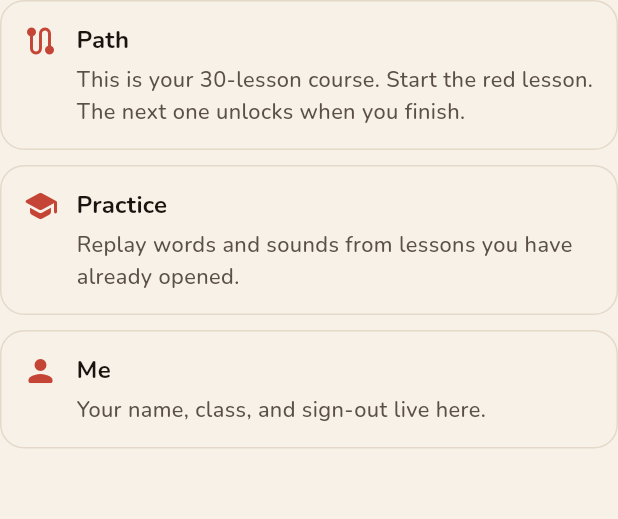
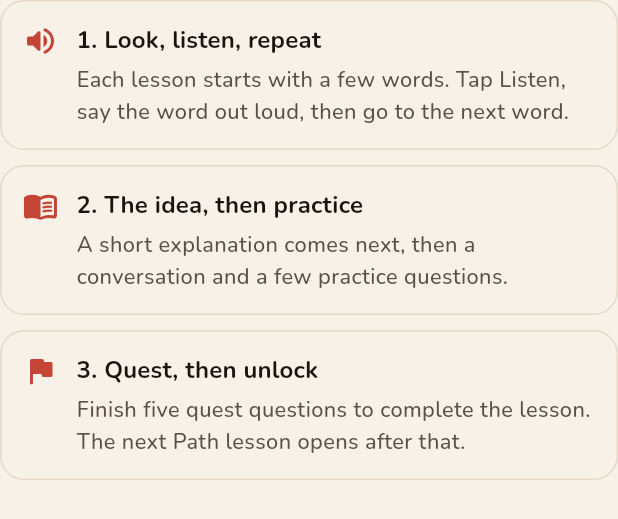
Before and after one commit to DennisOgi/Kidversity, a Flutter app: the _HowItWorksStep widget shown alone on an empty page, opened directly with empty values, on a phone screen of 412 x 824 dp. Shown: the top 519 px of the screen. Run offline on Flutter 3.47's test engine with Material 3 defaults, Android fonts, the phone set to English and light mode, and no system bars; our stand-ins replace audioplayers, flutter_dotenv, flutter_riverpod, flutter_tts, go_router, google_fonts and 3 more; accounts and stored records are empty.

Commit message:
Turn the lesson into a full-page look-listen-repeat flow.
Pin Next to the footer, show word counts, and teach the lesson pattern in onboarding.

```diff
--- a/lib/features/onboarding/onboarding_screen.dart
+++ b/lib/features/onboarding/onboarding_screen.dart
@@ -152,8 +152,8 @@ class _OnboardingScreenState extends ConsumerState<OnboardingScreen> {
       ),
       ('Choose your space', 'Your role shapes the experience you see next.'),
       (
-        'How Kidversity works',
-        'A short map so the Path screen makes sense on day one.',
+        'How a lesson works',
+        'You will see this same pattern in every Foundation lesson.',
       ),
     ];
 
@@ -654,19 +654,19 @@ class _HowItWorksStep extends StatelessWidget {
     final items = student
         ? const [
             (
-              Icons.route_rounded,
-              'Path',
-              'This is your 30-lesson course. Start the red lesson. The next one unlocks when you finish.',
+              Icons.volume_up_rounded,
+              '1. Look, listen, repeat',
+              'Each lesson starts with a few words. Tap Listen, say the word out loud, then go to the next word.',
             ),
             (
-              Icons.school_rounded,
-              'Practice',
-              'Replay words and sounds from lessons you have already opened.',
+              Icons.menu_book_rounded,
+              '2. The idea, then practice',
+              'A short explanation comes next, then a conversation and a few practice questions.',
             ),
             (
-              Icons.person_rounded,
-              'Me',
-              'Your name, class, and sign-out live here.',
+              Icons.flag_rounded,
+              '3. Quest, then unlock',
+              'Finish five quest questions to complete the lesson. The next Path lesson opens after that.',
             ),
           ]
         : const [
```
Also changed, not shown: lib/features/student/mandarin_lesson_player.dart (+119 -67 lines).
